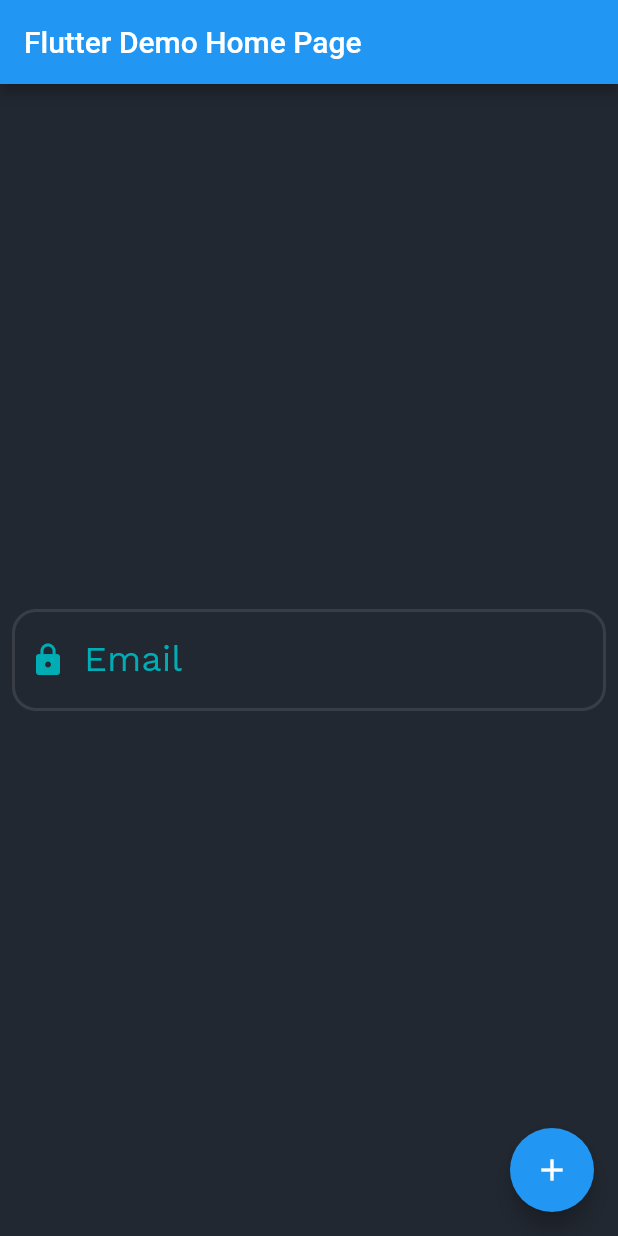
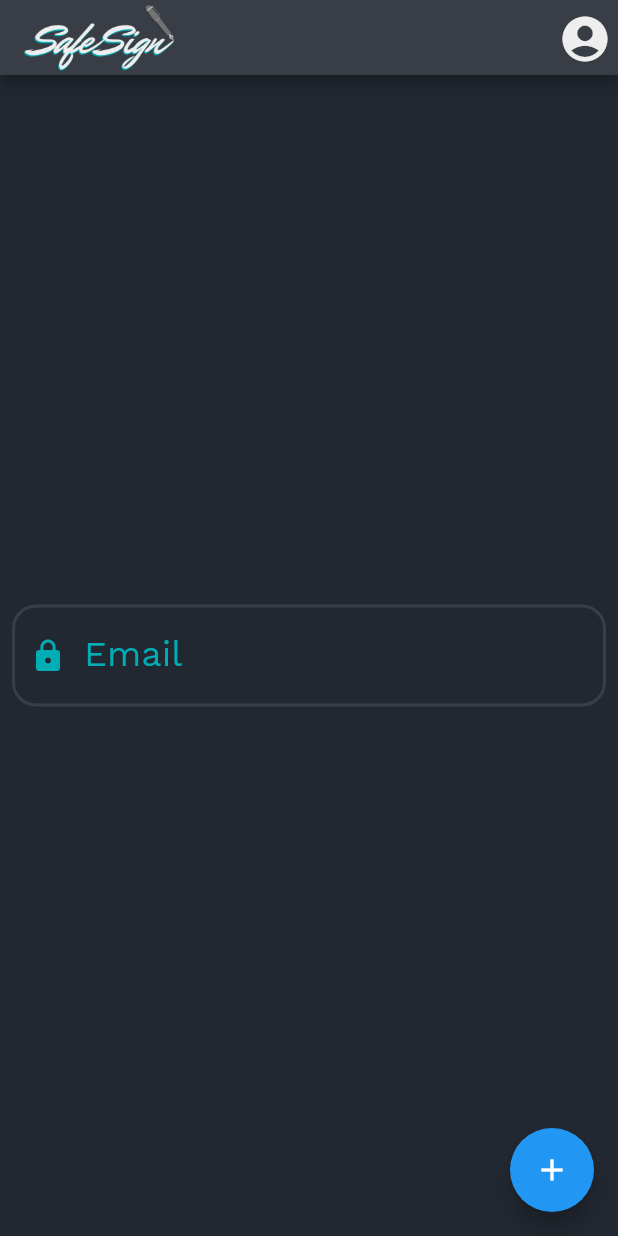
Before and after one commit to EricFrancischett/safesign, a Flutter app: the screen it shows after launch, on a phone screen of 412 x 824 dp. Run offline on Flutter 3.47's test engine with Material 2 defaults, Android fonts, the phone set to English and light mode, and no system bars; our stand-ins replace google_fonts.

Commit message:
create app bar

```diff
--- a/safesign_app/lib/main.dart
+++ b/safesign_app/lib/main.dart
@@ -1,5 +1,6 @@
 import 'package:flutter/material.dart';
 import 'package:safesign_app/theme/colors_app.dart';
+import 'package:safesign_app/widgets/custom_appbar.dart';
 import 'package:safesign_app/widgets/main_buttom.dart';
 import 'package:safesign_app/widgets/main_textfield.dart';
 
@@ -48,9 +49,7 @@ class _MyHomePageState extends State<MyHomePage> {
 
     return Scaffold(
       backgroundColor: ColorsApp.appDarkGrey,
-      appBar: AppBar(
-        title: Text(widget.title),
-      ),
+      appBar: const CustomAppBar(),
       body: Center(
         child: Column(
           mainAxisAlignment: MainAxisAlignment.center,
--- a/safesign_app/lib/widgets/custom_appbar.dart
+++ b/safesign_app/lib/widgets/custom_appbar.dart
@@ -0,0 +1,40 @@
+import 'package:flutter/material.dart';
+import 'package:flutter/src/foundation/key.dart';
+import 'package:flutter/src/widgets/framework.dart';
+import 'package:safesign_app/theme/colors_app.dart';
+
+class CustomAppBar extends StatefulWidget with PreferredSizeWidget {
+  const CustomAppBar({Key? key}) : super(key: key);
+
+  @override
+  State<CustomAppBar> createState() => _CustomAppBarState();
+  @override
+  Size get preferredSize => const Size.fromHeight(50);
+}
+
+class _CustomAppBarState extends State<CustomAppBar> {
+  @override
+  Widget build(BuildContext context) {
+    return AppBar(
+      centerTitle: false,
+      backgroundColor: ColorsApp.appGrey,
+      title: SizedBox(
+        child: Image.asset(
+          'image/NewLogoSafeSign.png',
+          height: 100,
+          width: 100,
+        ),
+      ),
+      actions: [
+        IconButton(
+          onPressed: () {},
+          icon: Icon(
+            Icons.account_circle_rounded,
+            color: ColorsApp.appLightGrey,
+            size: 36,
+          ),
+        )
+      ],
+    );
+  }
+}
--- a/safesign_app/pubspec.yaml
+++ b/safesign_app/pubspec.yaml
@@ -60,6 +60,8 @@ flutter:
 
   # To add assets to your application, add an assets section, like this:
   # assets:
+  assets:
+    - image/NewLogoSafeSign.png
   #   - images/a_dot_burr.jpeg
   #   - images/a_dot_ham.jpeg
 
```
Also changed, not shown: safesign_app/image/NewLogoSafeSign.png (added).
